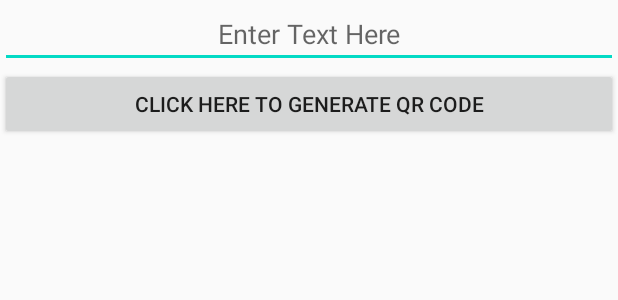
After one commit to dhruvik1999/VISA-2.0, an Android app: the layout activity_qr_code_generater.xml on its own in the app's theme, with its tools: preview values and no code run, on a phone screen of 412 x 824 dp. The commit adds this screen. Shown: the top 300 px of the screen. Run offline under Robolectric (Android 15) with nearby library versions, the phone set to English and light mode, and no system bars.

Commit message:
qrcode generator added

```diff
--- a/Visa Hackathon 2.0/app/build.gradle
+++ b/Visa Hackathon 2.0/app/build.gradle
@@ -67,5 +67,6 @@ dependencies {
     androidTestImplementation 'androidx.test.ext:junit:1.1.1'
     androidTestImplementation 'androidx.test.espresso:espresso-core:3.2.0'
     implementation 'com.google.code.gson:gson:2.8.2'
+    implementation 'com.google.zxing:core:3.2.1'
 }
 apply plugin: 'com.google.gms.google-services'
--- a/Visa Hackathon 2.0/app/src/main/AndroidManifest.xml
+++ b/Visa Hackathon 2.0/app/src/main/AndroidManifest.xml
@@ -13,7 +13,8 @@
         android:roundIcon="@mipmap/ic_launcher_round"
         android:supportsRtl="true"
         android:theme="@style/AppTheme">
-        <activity android:name=".VisaDirect.TransactionResult"></activity>
+        <activity android:name=".QrCodeHelper.QrCodeGenerater"></activity>
+        <activity android:name=".VisaDirect.TransactionResult" />
         <activity android:name=".VisaDirect.VisaDirectHome" />
         <activity android:name=".User.PayHelper" />
         <activity android:name=".User.RequestHelper" />
--- /dev/null
+++ b/Visa Hackathon 2.0/app/src/main/res/layout/activity_qr_code_generater.xml
@@ -0,0 +1,35 @@
+<?xml version="1.0" encoding="utf-8"?>
+<RelativeLayout xmlns:android="http://schemas.android.com/apk/res/android"
+    xmlns:app="http://schemas.android.com/apk/res-auto"
+    xmlns:tools="http://schemas.android.com/tools"
+    android:layout_width="match_parent"
+    android:layout_height="match_parent"
+    tools:context=".QrCodeHelper.QrCodeGenerater">
+
+    <EditText
+        android:layout_width="fill_parent"
+        android:layout_height="wrap_content"
+        android:id="@+id/editText"
+        android:layout_alignParentTop="true"
+        android:layout_centerHorizontal="true"
+        android:hint="Enter Text Here"
+        android:gravity="center"
+        />
+
+    <Button
+        android:layout_width="fill_parent"
+        android:layout_height="wrap_content"
+        android:text="CLICK HERE TO generate qr code"
+        android:id="@+id/button"
+        android:layout_below="@+id/editText"
+        android:layout_centerHorizontal="true" />
+
+    <ImageView
+        android:layout_width="wrap_content"
+        android:layout_height="wrap_content"
+        android:id="@+id/imageView"
+        android:layout_centerHorizontal="true"
+        android:layout_below="@+id/button"
+        />
+
+</RelativeLayout>
--- a/Visa Hackathon 2.0/app/src/main/res/values/colors.xml
+++ b/Visa Hackathon 2.0/app/src/main/res/values/colors.xml
@@ -3,4 +3,6 @@
     <color name="colorPrimary">#6200EE</color>
     <color name="colorPrimaryDark">#3700B3</color>
     <color name="colorAccent">#03DAC5</color>
+    <color name="QRCodeBlackColor">#000000</color>
+    <color name="QRCodeWhiteColor">#ffffff</color>
 </resources>
```
Also changed, not shown: Visa Hackathon 2.0/app/src/main/java/com/visa/ATM/QrCodeHelper/QrCodeGenerater.java (added, +140 -0 lines).
